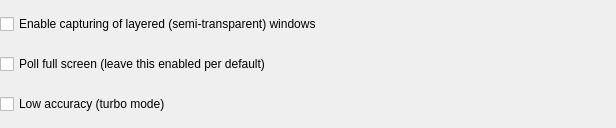
Old version of the form plugins/vncserver/ultravnc-builtin/UltraVncConfigurationWidget.ui in the repository veyon/veyon.
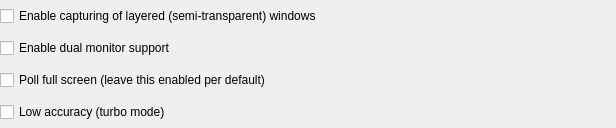
New version of the form.

Commit message:
Plugins: VncServer: UltraVNC: add optional dual monitor support
Closes #82.

What changed in the file:
```diff
--- a/plugins/vncserver/ultravnc-builtin/UltraVncConfigurationWidget.ui
+++ b/plugins/vncserver/ultravnc-builtin/UltraVncConfigurationWidget.ui
@@ -33,20 +33,27 @@
      </property>
     </widget>
    </item>
-   <item row="1" column="0">
+   <item row="2" column="0">
     <widget class="QCheckBox" name="ultraVncPollFullScreen">
      <property name="text">
       <string>Poll full screen (leave this enabled per default)</string>
      </property>
     </widget>
    </item>
-   <item row="2" column="0">
+   <item row="3" column="0">
     <widget class="QCheckBox" name="ultraVncLowAccuracy">
      <property name="text">
       <string>Low accuracy (turbo mode)</string>
      </property>
     </widget>
    </item>
+   <item row="1" column="0">
+    <widget class="QCheckBox" name="ultraVncDualMonitorSupportEnabled">
+     <property name="text">
+      <string>Enable dual monitor support</string>
+     </property>
+    </widget>
+   </item>
   </layout>
  </widget>
  <resources/>
```
The commit also changes 2 other files.
